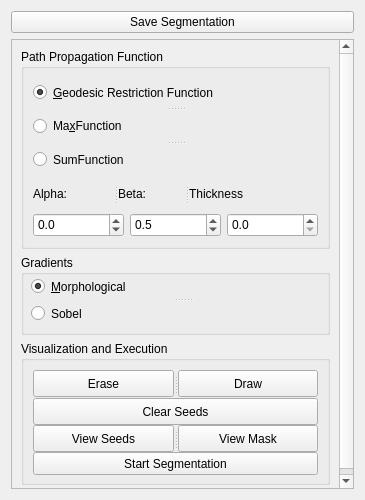
Old version of the form BIAL-GUI/ui/segmentationwidget.ui in the repository GIBIS-UNIFESP/BIAL.
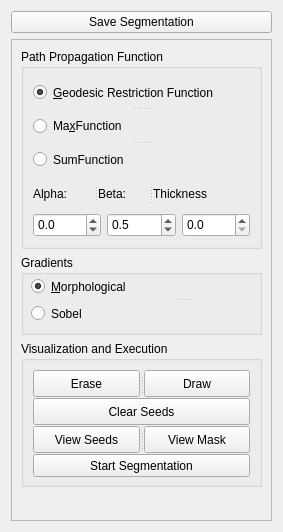
New version of the form.

Commit message: Adjust widget size

Patch:
```diff
--- a/BIAL-GUI/ui/segmentationwidget.ui
+++ b/BIAL-GUI/ui/segmentationwidget.ui
@@ -6,8 +6,8 @@
    <rect>
     <x>0</x>
     <y>0</y>
-    <width>365</width>
-    <height>500</height>
+    <width>283</width>
+    <height>532</height>
    </rect>
   </property>
   <property name="windowTitle">
@@ -24,8 +24,8 @@
        <rect>
         <x>0</x>
         <y>0</y>
-        <width>331</width>
-        <height>460</height>
+        <width>263</width>
+        <height>478</height>
        </rect>
       </property>
       <layout class="QGridLayout" name="gridLayout">
```
The commit also changes 2 other files.
